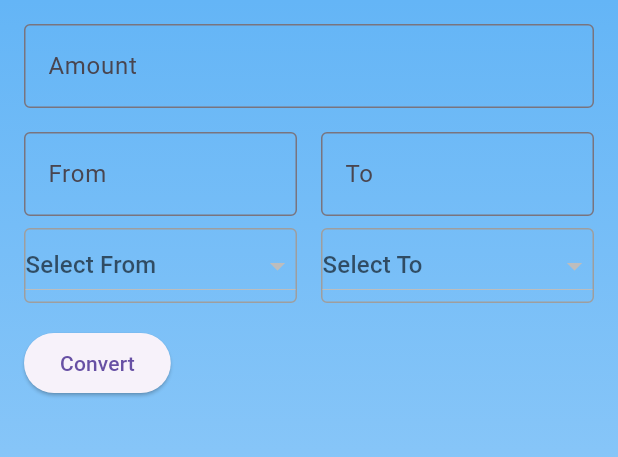
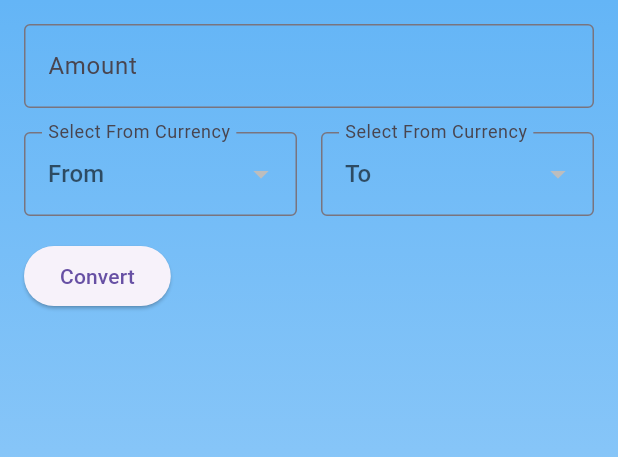
Before and after one commit to VBIppar97/Currency_Converter, a Flutter app: the screen it shows after launch, on a phone screen of 412 x 824 dp, the part 84-541 px from its top. Run offline on Flutter 3.47's test engine with Material 3 defaults, Android fonts, the light colour scheme and no system bars; statements that could not run were skipped.

Commit message:
Update converter_page.dart

```diff
--- a/lib/converter_page.dart
+++ b/lib/converter_page.dart
@@ -1,6 +1,5 @@
 import 'package:flutter/material.dart';
-import 'dart:convert';
-import 'package:http/http.dart' as http;
+import 'api_services.dart';
 
 class CurrencyConverter extends StatefulWidget {
   const CurrencyConverter({super.key});
@@ -16,21 +15,22 @@ class _CurrencyConverterState extends State<CurrencyConverter> {
   double? _conversionResult;
   Map<String, dynamic>? _exchangeRates;
   List<String> _filteredCurrencies = [];
-  String _searchQuery = '';
 
-  Future<void> fetchExchangeRates() async {
-    final url =
-        "https://v6.exchangerate-api.com/v6/0b787beced942186881bb4f2/latest/USD";
-    final response = await http.get(Uri.parse(url));
+  @override
+  void initState() {
+    super.initState();
+    _initializeExchangeRates();
+  }
 
-    if (response.statusCode == 200) {
+  Future<void> _initializeExchangeRates() async {
+    try {
+      final rates = await ApiService.fetchExchangeRates();
       setState(() {
-        _exchangeRates = json.decode(response.body)['conversion_rates'];
-        _filteredCurrencies =
-            _exchangeRates!.keys.toList(); // Initialize filtered list
+        _exchangeRates = rates;
+        _filteredCurrencies = rates.keys.toList();
       });
-    } else {
-      throw Exception("Failed to load exchange rates");
+    } catch (e) {
+      print(e);
     }
   }
 
@@ -45,22 +45,6 @@ class _CurrencyConverterState extends State<CurrencyConverter> {
     setState(() {
       _conversionResult = amount * rate;
     });
-  }
-
-  void _filterCurrencies(String query) {
-    setState(() {
-      _searchQuery = query;
-      _filteredCurrencies = _exchangeRates!.keys
-          .where((currency) =>
-              currency.toLowerCase().contains(query.toLowerCase()))
-          .toList();
-    });
-  }
-
-  @override
-  void initState() {
-    super.initState();
-    fetchExchangeRates();
   }
 
   String _getFlagUrl(String currencyCode) {
@@ -115,10 +99,34 @@ class _CurrencyConverterState extends State<CurrencyConverter> {
               const SizedBox(height: 16),
               Row(
                 children: [
+                  // "From" Dropdown on the left
                   Expanded(
-                    child: _buildSearchableDropdown(
-                      hint: 'From',
-                      selectedValue: _fromCurrency,
+                    child: DropdownButtonFormField<String>(
+                      isExpanded: true,
+                      value: _fromCurrency,
+                      hint: const Text("From"),
+                      decoration: const InputDecoration(
+                        labelText: 'Select From Currency',
+                        border: OutlineInputBorder(),
+                      ),
+                      items: _filteredCurrencies.map((currency) {
+                        return DropdownMenuItem(
+                          value: currency,
+                          child: Row(
+                            children: [
+                              Image.network(
+                                _getFlagUrl(currency),
+                                width: 30,
+                                height: 20,
+                                errorBuilder: (context, error, stackTrace) =>
+                                    const Icon(Icons.flag),
+                              ),
+                              const SizedBox(width: 10),
+                              Text(currency),
+                            ],
+                          ),
+                        );
+                      }).toList(),
                       onChanged: (value) {
                         setState(() {
                           _fromCurrency = value;
@@ -126,11 +134,36 @@ class _CurrencyConverterState extends State<CurrencyConverter> {
                       },
                     ),
                   ),
-                  const SizedBox(width: 16),
+                  const SizedBox(width: 16), // Spacing between dropdowns
+
+                  // "To" Dropdown on the right
                   Expanded(
-                    child: _buildSearchableDropdown(
-                      hint: 'To',
-                      selectedValue: _toCurrency,
+                    child: DropdownButtonFormField<String>(
+                      isExpanded: true,
+                      value: _toCurrency,
+                      hint: const Text("To"),
+                      decoration: const InputDecoration(
+                        labelText: 'Select From Currency',
+                        border: OutlineInputBorder(),
+                      ),
+                      items: _filteredCurrencies.map((currency) {
+                        return DropdownMenuItem(
+                          value: currency,
+                          child: Row(
+                            children: [
+                              Image.network(
+                                _getFlagUrl(currency),
+                                width: 30,
+                                height: 20,
+                                errorBuilder: (context, error, stackTrace) =>
+                                    const Icon(Icons.flag),
+                              ),
+                              const SizedBox(width: 10),
+                              Text(currency),
+                            ],
+                          ),
+                        );
+                      }).toList(),
                       onChanged: (value) {
                         setState(() {
                           _toCurrency = value;
@@ -158,54 +191,4 @@ class _CurrencyConverterState extends State<CurrencyConverter> {
       ),
     );
   }
-
-  Widget _buildSearchableDropdown({
-    required String hint,
-    String? selectedValue,
-    required ValueChanged<String?> onChanged,
-  }) {
-    return Column(
-      crossAxisAlignment: CrossAxisAlignment.start,
-      children: [
-        TextField(
-          onChanged: _filterCurrencies,
-          decoration: InputDecoration(
-            labelText: hint,
-            border: OutlineInputBorder(),
-          ),
-        ),
-        const SizedBox(height: 8),
-        Container(
-          decoration: BoxDecoration(
-            border: Border.all(color: Colors.grey),
-            borderRadius: BorderRadius.circular(4),
-          ),
-          child: DropdownButton<String>(
-            isExpanded: true,
-            value: selectedValue,
-            hint: Text("Select $hint"),
-            items: _filteredCurrencies.map((String currency) {
-              return DropdownMenuItem(
-                value: currency,
-                child: Row(
-                  children: [
-                    Image.network(
-                      _getFlagUrl(currency),
-                      width: 30,
-                      height: 20,
-                      errorBuilder: (context, error, stackTrace) =>
-                          const Icon(Icons.flag),
-                    ),
-                    const SizedBox(width: 10),
-                    Text(currency),
-                  ],
-                ),
-              );
-            }).toList(),
-            onChanged: onChanged,
-          ),
-        ),
-      ],
-    );
-  }
 }
```
